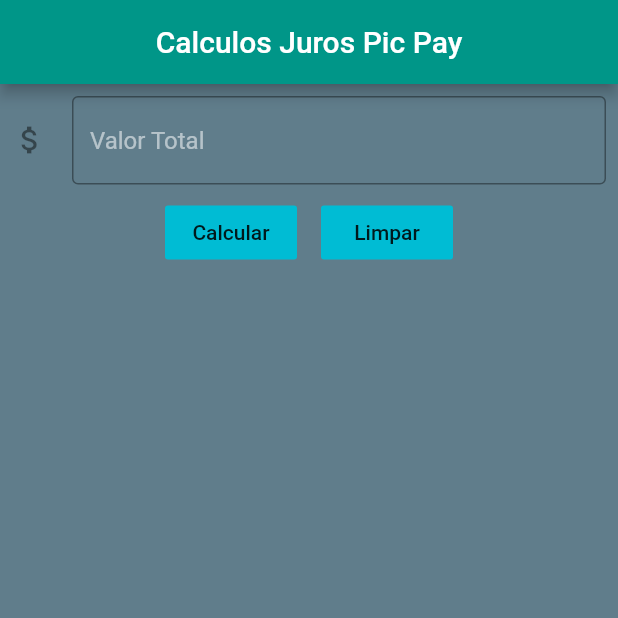
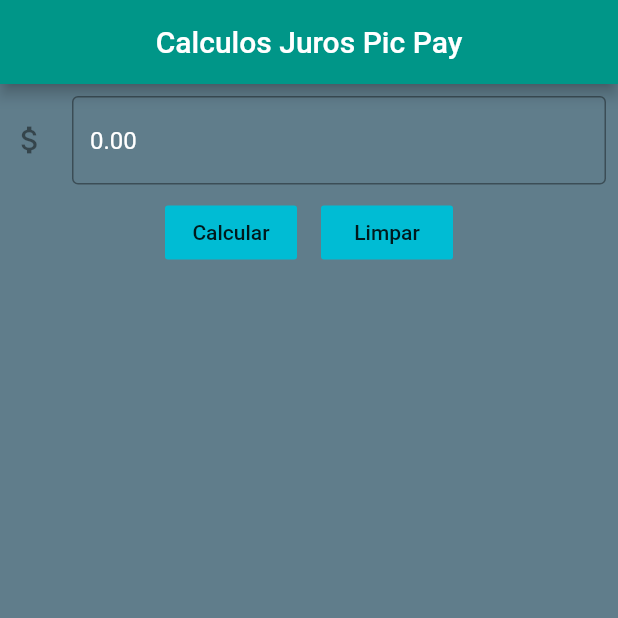
Before and after one commit to reynegton/CalculoJurosPicPay, a Flutter app: the screen it shows after launch, after a tap on "Calcular", on a phone screen of 412 x 824 dp, the top half of it. Run offline on Flutter 3.47's test engine with Material 2 defaults, Android fonts, the phone set to English and light mode, and no system bars; our stand-ins replace flutter_masked_text.

Commit message:
Melhorias para usar componente de moeda no text

```diff
--- a/simulador_juros/lib/screens/entradavalorespicpay.dart
+++ b/simulador_juros/lib/screens/entradavalorespicpay.dart
@@ -1,6 +1,7 @@
 import 'package:flutter/material.dart';
 import 'package:flutter/services.dart';
 import 'package:simulador_juros/src/calculoprestacao.dart';
+import 'package:flutter_masked_text/flutter_masked_text.dart';
 
 class EntradaValoresPicPay extends StatefulWidget {
   @override
@@ -8,7 +9,8 @@ class EntradaValoresPicPay extends StatefulWidget {
 }
 
 class _EntradaValoresPicPayState extends State<EntradaValoresPicPay> {
-  final TextEditingController _valorTotalController = TextEditingController();
+  final MoneyMaskedTextController _valorTotalController =
+      MoneyMaskedTextController(decimalSeparator: '.', thousandSeparator: '');
   List<Widget> parcelas = new List();
 
   List<Widget> retornarParcelas() {
@@ -32,11 +34,13 @@ class _EntradaValoresPicPayState extends State<EntradaValoresPicPay> {
                   child: Column(children: <Widget>[
                     Container(
                       width: double.infinity,
-                      child: Text('Valor Parcela: ${item.valorParcela.toStringAsFixed(2)}'),
+                      child: Text(
+                          'Valor Parcela: ${item.valorParcela.toStringAsFixed(2)}'),
                     ),
                     Container(
                       width: double.infinity,
-                      child: Text('Valor Total: ${item.valorTotal.toStringAsFixed(2)}'),
+                      child: Text(
+                          'Valor Total: ${item.valorTotal.toStringAsFixed(2)}'),
                     ),
                   ]),
                 ),
@@ -54,7 +58,7 @@ class _EntradaValoresPicPayState extends State<EntradaValoresPicPay> {
       if (calcular)
         parcelas = retornarParcelas();
       else
-        _valorTotalController.text = "";
+        _valorTotalController.text = "0.00";
       parcelas = retornarParcelas();
     });
   }
@@ -78,8 +82,10 @@ class _EntradaValoresPicPayState extends State<EntradaValoresPicPay> {
                 cursorColor: Colors.black,
                 style: TextStyle(color: Colors.white),
                 controller: _valorTotalController,
-                keyboardType: TextInputType.numberWithOptions(decimal: true),
-                inputFormatters: [FilteringTextInputFormatter.deny(new RegExp('[-|,]'))],
+                keyboardType: TextInputType.number,
+                inputFormatters: [
+                  FilteringTextInputFormatter.allow(RegExp('[0-9]'))
+                ],
                 decoration: InputDecoration(
                   hintText: 'Valor Total',
                   hintStyle: TextStyle(color: Colors.white54),
--- a/simulador_juros/pubspec.yaml
+++ b/simulador_juros/pubspec.yaml
@@ -21,6 +21,7 @@ environment:
   sdk: ">=2.7.0 <3.0.0"
 
 dependencies:
+  flutter_masked_text: ^0.8.0
   flutter:
     sdk: flutter
 
```
